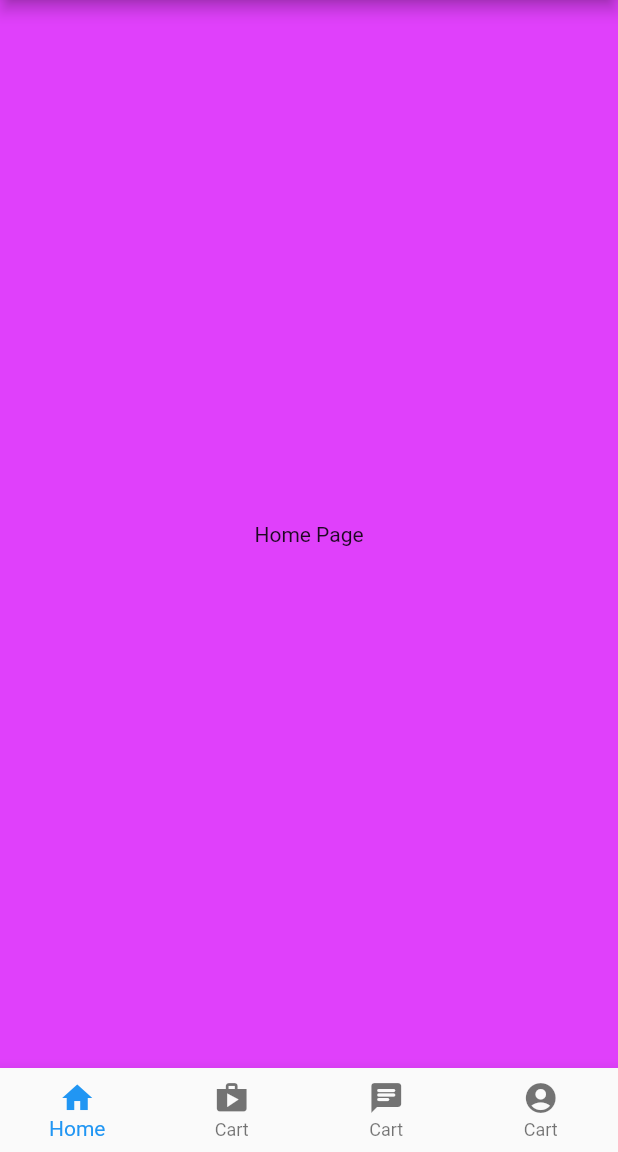
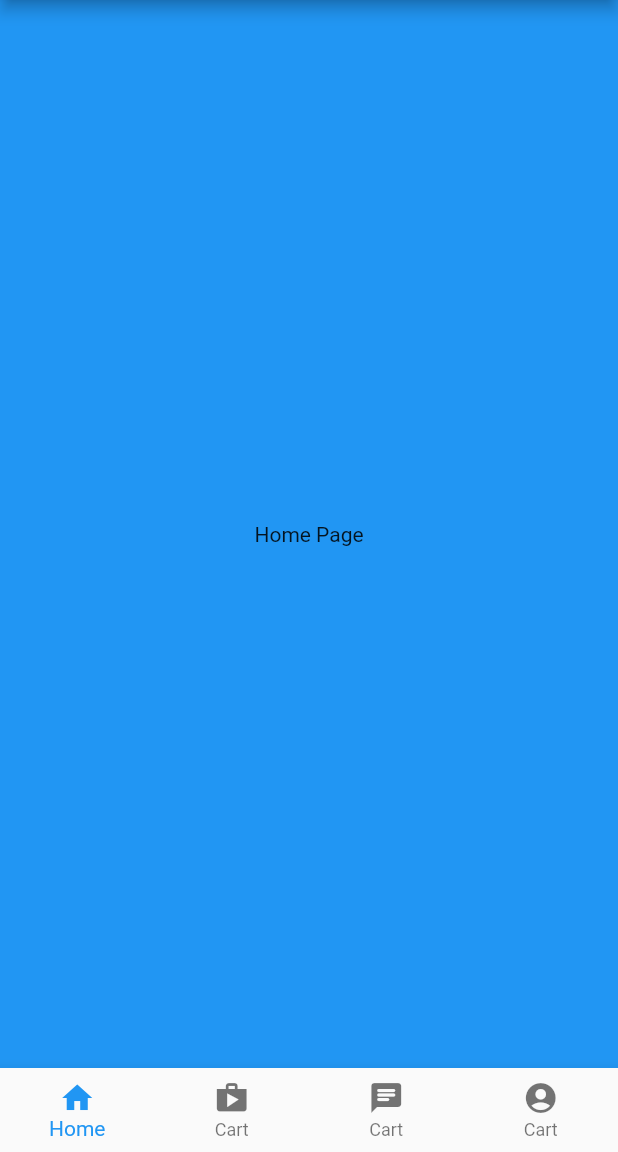
Before and after one commit to monir112761/FlutterBottom_navbar, a Flutter app: the screen it shows after launch, on a phone screen of 412 x 824 dp, the part 84-1236 px from its top. Run offline on Flutter 3.47's test engine with Material 2 defaults, Android fonts, the phone set to English and light mode, and no system bars.

```diff
--- a/lib/screens/about_page.dart
+++ b/lib/screens/about_page.dart
@@ -7,7 +7,7 @@ class AboutPage extends StatelessWidget {
     return Scaffold(
       backgroundColor: Colors.red,
       body: Center(
-        child: Text('Home Page')
+        child: Text('About Page')
       )
     );
 
--- a/lib/screens/cart_page.dart
+++ b/lib/screens/cart_page.dart
@@ -7,7 +7,7 @@ class CartPage extends StatelessWidget {
     return Scaffold(
       backgroundColor: Colors.yellow,
       body: Center(
-        child: Text('Home Page')
+        child: Text('Cart Page')
       )
     );
 
--- a/lib/screens/main_page.dart
+++ b/lib/screens/main_page.dart
@@ -12,17 +12,23 @@ class MainPage extends StatefulWidget {
 }
 
 class _MainPageState extends State<MainPage> {
-  List pages =[ HomePage(), AboutPage(), CartPage(), ProfilePage()];
-
+  List pages =[ HomePage(), CartPage(), AboutPage(), ProfilePage()];
+  int index = 0;
 
   @override
   Widget build(BuildContext context) {
     return Scaffold(
       appBar: AppBar(title: Text('Bottom Navigation Bar'),),
-      body: pages [ 3 ],
+      body: pages [ index ],
       bottomNavigationBar: BottomNavigationBar(
         type: BottomNavigationBarType.fixed,
-          items:[
+          currentIndex: index,
+          onTap: (value){
+          setState(() {
+            index=value;
+          });
+    },
+      items:[
         BottomNavigationBarItem(icon: Icon(Icons.home), label: 'Home'),
         BottomNavigationBarItem(icon: Icon(Icons.shop), label: 'Cart'),
         BottomNavigationBarItem(icon: Icon(Icons.chat_rounded), label: 'Cart'),
--- a/lib/screens/profile_page.dart
+++ b/lib/screens/profile_page.dart
@@ -7,7 +7,7 @@ class ProfilePage extends StatelessWidget {
     return Scaffold(
       backgroundColor: Colors.purpleAccent,
       body: Center(
-        child: Text('Home Page')
+        child: Text('Profile Page')
       )
     );
 
```
